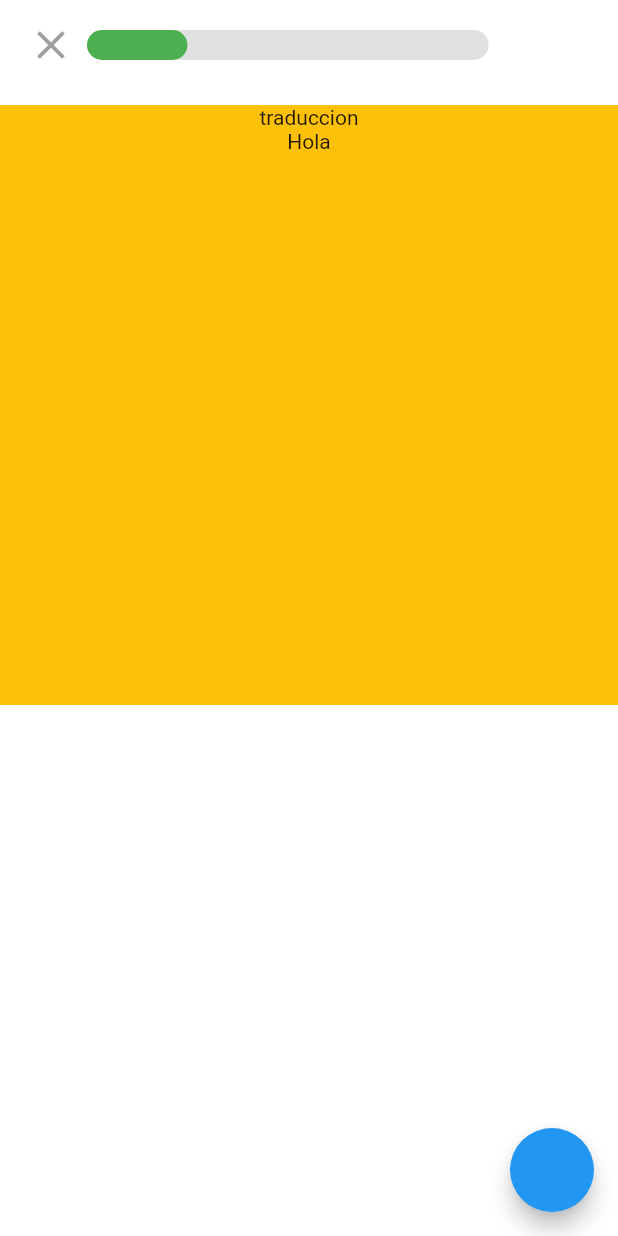
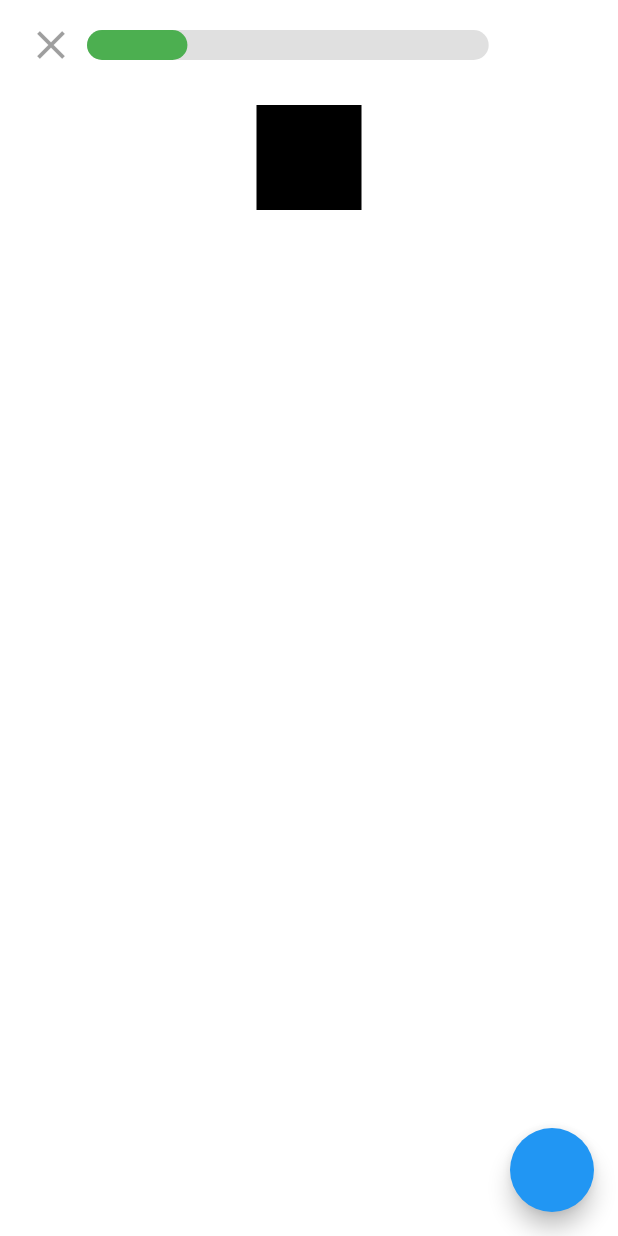
Before and after one commit to PACOdergod/duo2, a Flutter app: the screen it shows after launch, on a phone screen of 412 x 824 dp. Run offline on Flutter 3.47's test engine with Material 2 defaults, Android fonts, the phone set to English and light mode, and no system bars; our stand-ins replace get.

Commit message:
ya se puede hacer una scale transition de un lista de widgets

```diff
--- a/lib/src/pages/lesson_page.dart
+++ b/lib/src/pages/lesson_page.dart
@@ -45,19 +45,45 @@ class LessonBody extends StatefulWidget {
 
 class _LessonBodyState extends State<LessonBody> {
 
+  List<Color> colores = [
+    Colors.black,
+    Colors.blue,
+    Colors.green,
+    Colors.red,
+  ];
+
+  List<Widget> cuadrados = [];
+
+  int index = 0;
+
+  @override
+  void initState() {
+    super.initState();
+
+    for (var i = 0; i < colores.length; i++) {
+      cuadrados.add(new Cuadrado(
+        color: colores[i],
+        key: ValueKey<int>(i),
+      ));
+    }
+  }
+
   @override
   Widget build(BuildContext context) {
 
-    final lessonService = Provider.of<LessonService>(context);
-    var quizes = lessonService.lesson.quizes;
-    var index = lessonService.currentIndex;
+    // final lessonService = Provider.of<LessonService>(context);
+    // var quizes = lessonService.lesson.quizes;
+    // var index = lessonService.currentIndex;
 
 
     return Scaffold(
 
       floatingActionButton: FloatingActionButton(
         onPressed: (){
-          lessonService.indexSig();
+          setState(() {
+            index++;
+          });
+          // lessonService.indexSig();
         },
       ),
 
@@ -99,7 +125,13 @@ class _LessonBodyState extends State<LessonBody> {
             //   )
             // )
 
-            Demo(currentQuiz: quizes[index])
+            AnimatedSwitcher(
+              duration: Duration(seconds: 2),
+              child: cuadrados[index],
+              transitionBuilder: (child, animation) {
+                return ScaleTransition(scale: animation, child: child);
+              },
+            )
 
           ],
         ),
@@ -111,25 +143,18 @@ class _LessonBodyState extends State<LessonBody> {
   }
 }
 
-class Demo extends StatelessWidget {
-  final Quiz currentQuiz;
+class Cuadrado extends StatelessWidget {
+  final Color color;
 
-  const Demo({
-    Key? key,
-    required this.currentQuiz
-  });
+  const Cuadrado({Key? key, this.color=Colors.green}): super(key: key);
 
-  @override
-  Widget build(BuildContext context) {
+    @override
+    Widget build(BuildContext context) {
     return Container(
-      width: MediaQuery.of(context).size.width,
-      height: 400,
-      color: Colors.amber,
-      child: Column(
-        children: [
-          Text(currentQuiz.tipo),
-          Text(currentQuiz.pregunta),
-        ],
+      width: 70,
+      height: 70,
+      decoration: BoxDecoration(
+        color: this.color
       ),
     );
   }
--- a/lib/src/widgets/progress_bar.dart
+++ b/lib/src/widgets/progress_bar.dart
@@ -1,7 +1,7 @@
 import 'package:flutter/material.dart';
 
 
-class ProgressBar extends StatelessWidget {
+class ProgressBar extends StatefulWidget {
 
   final int largo;
   final int index;
@@ -13,17 +13,24 @@ class ProgressBar extends StatelessWidget {
     this.ancho = 250,
   });
 
+  @override
+  _ProgressBarState createState() => _ProgressBarState();
+}
+
+class _ProgressBarState extends State<ProgressBar>
+  with TickerProviderStateMixin
+{
 
   @override
   Widget build(BuildContext context) {
 
-    double sizeOcupado = (index*ancho)/largo;
+    double sizeOcupado = (widget.index*widget.ancho)/widget.largo;
 
     return Stack(
       children: [
         Container(
           height: 20,
-          width: this.ancho,
+          width: this.widget.ancho,
           decoration: BoxDecoration(
             color: Colors.black12,
             borderRadius: BorderRadius.circular(10)
```
